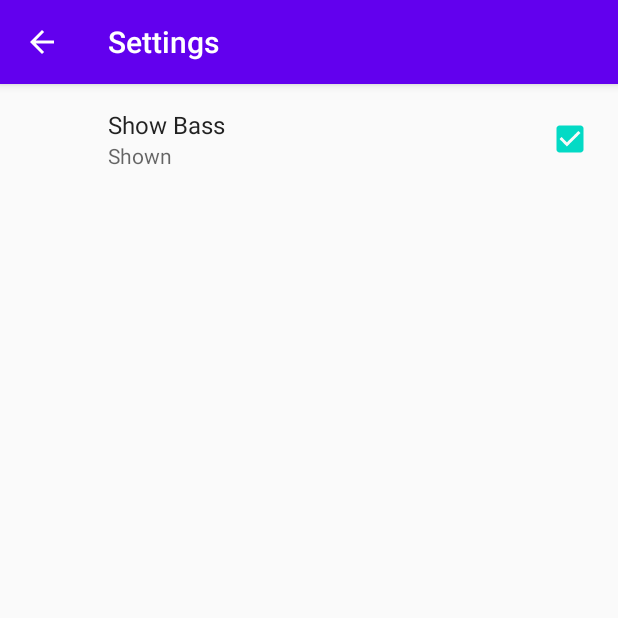
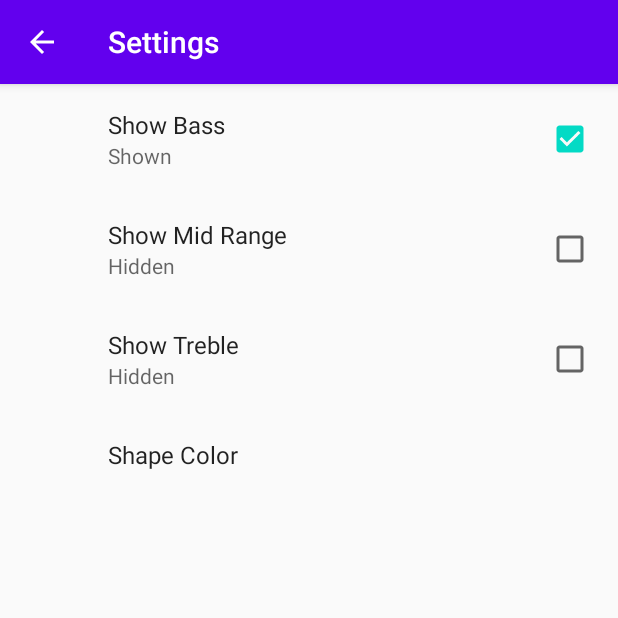
Before and after one commit to lighttt/MusicVisualizer, an Android app: the screen it shows after launch (SettingsActivity), in the options menu, after a tap on "Settings", on a phone screen of 412 x 824 dp, the top half of it. Run offline under Robolectric (Android 15) with nearby library versions, the phone set to English and light mode, and no system bars; our stand-ins replace androidx.preference; 1 statement that could not run was skipped.

Commit message:
Added List Preference and Other remaning ones

```diff
--- a/app/src/main/java/np/com/manishtuladhar/trymusicvisualizer/VisualizerActivity.java
+++ b/app/src/main/java/np/com/manishtuladhar/trymusicvisualizer/VisualizerActivity.java
@@ -41,12 +41,19 @@ public class VisualizerActivity extends AppCompatActivity implements SharedPrefe
         SharedPreferences sharedPreferences = PreferenceManager.getDefaultSharedPreferences(this);
         //setting from shared preferences
         mVisualizerView.setShowBass(sharedPreferences.getBoolean(getString(R.string.pref_show_bass_key), true));
-        mVisualizerView.setShowMid(true);
-        mVisualizerView.setShowTreble(true);
+        mVisualizerView.setShowMid(sharedPreferences.getBoolean(getString(R.string.pref_show_mid_range_key),
+                getResources().getBoolean(R.bool.pref_show_mid_range_default)));
+        mVisualizerView.setShowTreble(sharedPreferences.getBoolean(getString(R.string.pref_show_treble_key),
+                getResources().getBoolean(R.bool.pref_show_treble_default)));
         mVisualizerView.setMinSizeScale(1);
-        mVisualizerView.setColor(getString(R.string.pref_color_green_value));
+        loadColorFromPreferences(sharedPreferences);
         //register the listener
         sharedPreferences.registerOnSharedPreferenceChangeListener(this);
+    }
+
+    private void loadColorFromPreferences(SharedPreferences sharedPreferences) {
+        mVisualizerView.setColor(sharedPreferences.getString(getString(R.string.pref_color_key),
+                getString(R.string.pref_color_red_value)));
     }
 
     //if a shared preference change
@@ -54,6 +61,10 @@ public class VisualizerActivity extends AppCompatActivity implements SharedPrefe
     public void onSharedPreferenceChanged(SharedPreferences sharedPreferences, String key) {
         if (key.equals(getString(R.string.pref_show_bass_key))) {
             mVisualizerView.setShowBass(sharedPreferences.getBoolean(key, getResources().getBoolean(R.bool.pref_show_bass_default)));
+        } else if (key.equals(getString(R.string.pref_show_mid_range_key))) {
+            mVisualizerView.setShowMid(sharedPreferences.getBoolean(key, getResources().getBoolean(R.bool.pref_show_mid_range_default)));
+        } else if (key.equals(getString(R.string.pref_show_treble_key))) {
+            mVisualizerView.setShowTreble(sharedPreferences.getBoolean(key, getResources().getBoolean(R.bool.pref_show_treble_default)));
         }
     }
 
--- a/app/src/main/res/values/arrays.xml
+++ b/app/src/main/res/values/arrays.xml
@@ -1,12 +1,13 @@
 <resources>
-    <!-- Reply Preference -->
-    <string-array name="reply_entries">
-        <item>Reply</item>
-        <item>Reply to all</item>
-    </string-array>
+    <array name="pref_color_option_labels">
+        <item>@string/pref_color_label_red</item>
+        <item>@string/pref_color_label_blue</item>
+        <item>@string/pref_color_label_green</item>
+    </array>
 
-    <string-array name="reply_values">
-        <item>reply</item>
-        <item>reply_all</item>
-    </string-array>
+    <array name="pref_color_option_values">
+        <item>@string/pref_color_red_value</item>
+        <item>@string/pref_color_blue_value</item>
+        <item>@string/pref_color_green_value</item>
+    </array>
 </resources>
--- a/app/src/main/res/values/bools.xml
+++ b/app/src/main/res/values/bools.xml
@@ -1,5 +1,6 @@
 <?xml version="1.0" encoding="utf-8"?>
 <resources>
     <bool name="pref_show_bass_default">true</bool>
-
+    <bool name="pref_show_mid_range_default">false</bool>
+    <bool name="pref_show_treble_default">false</bool>
 </resources>
--- a/app/src/main/res/values/strings.xml
+++ b/app/src/main/res/values/strings.xml
@@ -7,12 +7,28 @@
           - Used by Preferences  -
           - - - - - - - - - - - - - - - -->
     <string name="pref_show_bass_label">Show Bass</string>
-    <!-- Key name for storing bass in SharedPreferences -->
     <string name="pref_show_bass_key" translatable="false">show_bass</string>
+
+    <!-- Label for the show mid range checkbox preference -->
+    <string name="pref_show_mid_range_label">Show Mid Range</string>
+    <string name="pref_show_mid_range_key" translatable="false">show_mid_range</string>
+
+    <!-- Label for the show treble checkbox preference -->
+    <string name="pref_show_treble_label">Show Treble</string>
+    <string name="pref_show_treble_key" translatable="false">show_treble</string>
+
 
     <!-- Summary for Checkboxes -->
     <string name="pref_show_true">Shown</string>
     <string name="pref_show_false">Hidden</string>
+
+    <!-- Label for the color preference -->
+    <string name="pref_color_label">Shape Color</string>
+
+    <string name="pref_color_label_red">Red</string>
+    <string name="pref_color_label_blue">Blue</string>
+    <string name="pref_color_label_green">Green</string>
+    <string name="pref_color_key" translatable="false">color</string>
 
     <!-- Value in SharedPreferences for red color option -->
     <string name="pref_color_red_value" translatable="false">red</string>
--- a/app/src/main/res/xml/pref_visualizer.xml
+++ b/app/src/main/res/xml/pref_visualizer.xml
@@ -7,4 +7,26 @@
        android:summaryOff="@string/pref_show_false"
        android:summaryOn="@string/pref_show_true"
        android:title="@string/pref_show_bass_label" />
+
+   <CheckBoxPreference
+       android:defaultValue="@bool/pref_show_mid_range_default"
+       android:key="@string/pref_show_mid_range_key"
+       android:summaryOff="@string/pref_show_false"
+       android:summaryOn="@string/pref_show_true"
+       android:title="@string/pref_show_mid_range_label" />
+
+   <CheckBoxPreference
+       android:defaultValue="@bool/pref_show_treble_default"
+       android:key="@string/pref_show_treble_key"
+       android:summaryOff="@string/pref_show_false"
+       android:summaryOn="@string/pref_show_true"
+       android:title="@string/pref_show_treble_label" />
+
+   <ListPreference
+       android:defaultValue="@string/pref_color_red_value"
+       android:entries="@array/pref_color_option_labels"
+       android:entryValues="@array/pref_color_option_values"
+       android:key="@string/pref_color_key"
+       android:title="@string/pref_color_label" />
+
 </PreferenceScreen>
```
